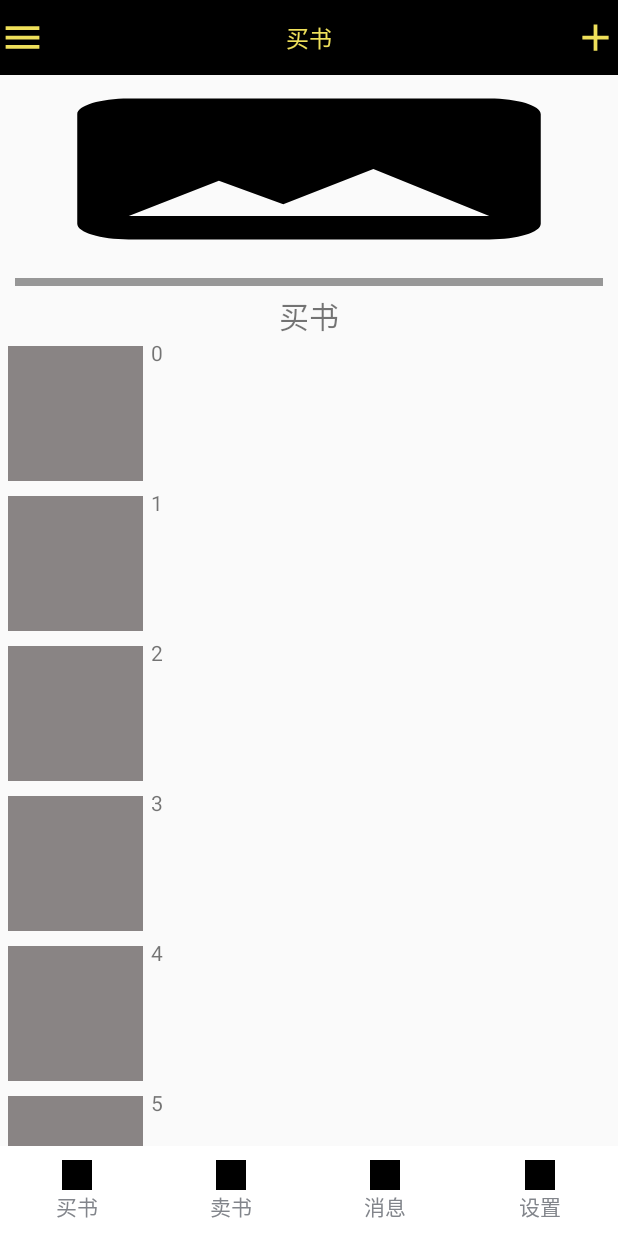
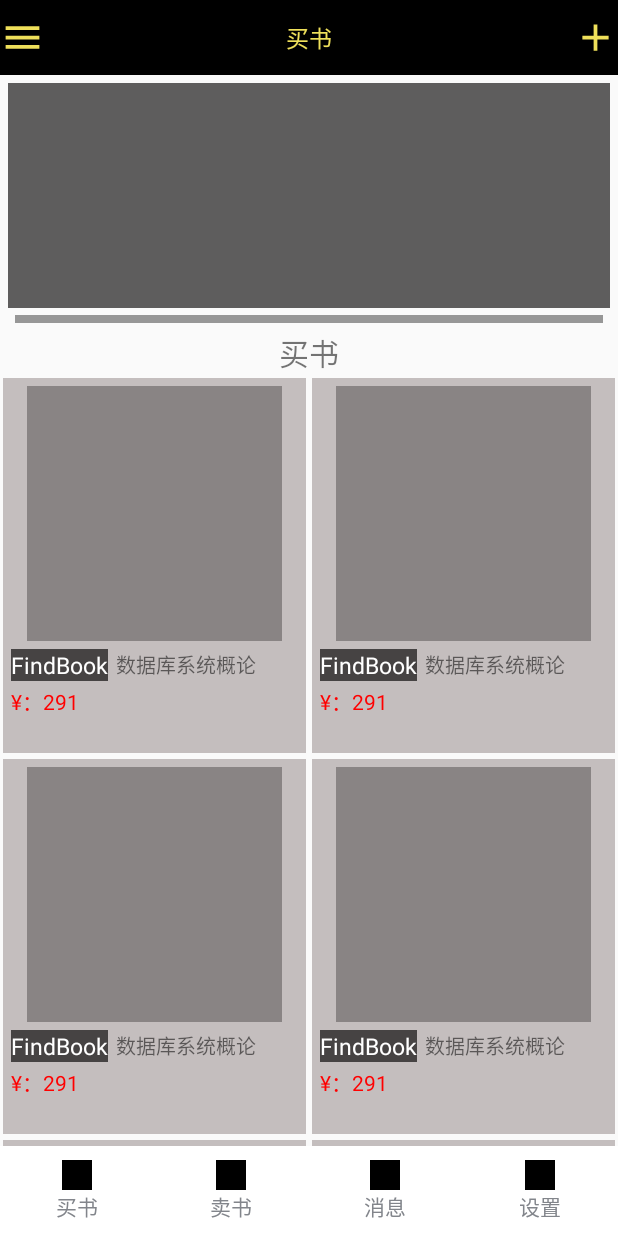
Before and after one commit to xieyipeng/BookRecycle, an Android app: the screen it shows after launch (MainActivity), after a tap on "登录", on a phone screen of 412 x 824 dp. Run offline under Robolectric (Android 15) with nearby library versions, the phone set to English and light mode, and no system bars.

Commit message:
实现网格布局

```diff
--- a/app/src/main/AndroidManifest.xml
+++ b/app/src/main/AndroidManifest.xml
@@ -9,15 +9,15 @@
         android:roundIcon="@mipmap/ic_launcher_round"
         android:supportsRtl="true"
         android:theme="@style/AppTheme">
-        <activity android:name=".sign_in.SignInActivity">
+        <activity android:name=".login.logInActivity">
             <intent-filter>
                 <action android:name="android.intent.action.MAIN" />
 
                 <category android:name="android.intent.category.LAUNCHER" />
             </intent-filter>
         </activity>
-        <activity android:name=".MainActivity"></activity>
-
+        <activity android:name=".MainActivity" />
+        <activity android:name=".signIn.SignInActivity"></activity>
     </application>
 
 </manifest>
--- a/app/src/main/java/com/example/englishplay/bookrecycle/fragment/FragmentMainOne.java
+++ b/app/src/main/java/com/example/englishplay/bookrecycle/fragment/FragmentMainOne.java
@@ -22,6 +22,7 @@ import com.example.englishplay.bookrecycle.bean.Book;
 
 import java.util.ArrayList;
 import java.util.List;
+import java.util.Random;
 
 /**
  * Created by 解奕鹏 on 2018/5/16.
@@ -42,7 +43,7 @@ public class FragmentMainOne extends Fragment implements SwipeRefreshLayout.OnRe
         application=getActivity().getApplication();
         initBook();
         initViews();
-        initClick();//点击事件卸载Adopter里面
+        initClick();//点击事件写在Adopter里面
         initData();
         return view;
     }
@@ -52,7 +53,7 @@ public class FragmentMainOne extends Fragment implements SwipeRefreshLayout.OnRe
         refreshLayout.setOnRefreshListener(this);
         //refreshLayout.setColorSchemeResources(R.color.orange, R.color.green, R.color.purple,R.color.swipefefresh_bg); // 进度动画颜色
         //设置RecyclerView的布局方式
-        LinearLayoutManager layoutManager=new LinearLayoutManager(view.getContext());
+        GridLayoutManager layoutManager=new GridLayoutManager(view.getContext(),2);//网格布局
         layoutManager.setOrientation(RecyclerView.VERTICAL);
 
         BookAdopter bookAdopter = new BookAdopter(bookList);
@@ -71,7 +72,9 @@ public class FragmentMainOne extends Fragment implements SwipeRefreshLayout.OnRe
 
     private void initBook() {
         for (int i = 0; i < 10; i++) {
-            Book book=new Book(i+"","text"+i);
+            Random random=new Random();
+            int a=random.nextInt(899)+100;
+            Book book=new Book("¥："+a,"text"+i);
             bookList.add(book);
         }
     }
--- a/app/src/main/java/com/example/englishplay/bookrecycle/sign_in/SignInActivity.java
+++ b/app/src/main/java/com/example/englishplay/bookrecycle/login/logInActivity.java
@@ -1,4 +1,4 @@
-package com.example.englishplay.bookrecycle.sign_in;
+package com.example.englishplay.bookrecycle.login;
 
 import android.content.Intent;
 import android.support.v7.app.AppCompatActivity;
@@ -8,15 +8,17 @@ import android.widget.Button;
 
 import com.example.englishplay.bookrecycle.MainActivity;
 import com.example.englishplay.bookrecycle.R;
+import com.example.englishplay.bookrecycle.signIn.SignInActivity;
 
-public class SignInActivity extends AppCompatActivity {
+public class logInActivity extends AppCompatActivity {
 
     Button loginButton;
+    Button signButton;
 
     @Override
     protected void onCreate(Bundle savedInstanceState) {
         super.onCreate(savedInstanceState);
-        setContentView(R.layout.activity_sign_in);
+        setContentView(R.layout.activity_logn_in);
         initViews();
         initClick();
     }
@@ -25,13 +27,21 @@ public class SignInActivity extends AppCompatActivity {
         loginButton.setOnClickListener(new View.OnClickListener() {
             @Override
             public void onClick(View v) {
-                Intent toMain = new Intent(SignInActivity.this, MainActivity.class);
-                startActivity(toMain);
+                Intent toLogin = new Intent(logInActivity.this, MainActivity.class);
+                startActivity(toLogin);
+            }
+        });
+        signButton.setOnClickListener(new View.OnClickListener() {
+            @Override
+            public void onClick(View v) {
+                Intent toSign=new Intent(logInActivity.this, SignInActivity.class);
+                startActivity(toSign);
             }
         });
     }
 
     private void initViews() {
         loginButton = findViewById(R.id.login_button);
+        signButton = findViewById(R.id.sign_button);
     }
 }
--- a/app/src/main/res/layout/activity_main.xml
+++ b/app/src/main/res/layout/activity_main.xml
@@ -3,6 +3,7 @@
     android:layout_width="match_parent"
     android:layout_height="match_parent"
     android:orientation="vertical">
+
     <FrameLayout
         android:id="@+id/content"
         android:layout_width="match_parent"
--- a/app/src/main/res/layout/book_item.xml
+++ b/app/src/main/res/layout/book_item.xml
@@ -1,23 +1,55 @@
 <?xml version="1.0" encoding="utf-8"?>
-<LinearLayout
+<RelativeLayout
     android:id="@+id/book_item"
     xmlns:android="http://schemas.android.com/apk/res/android"
     android:layout_width="match_parent"
-    android:layout_height="100dp"
-    android:orientation="horizontal">
+    android:background="#c4bebe"
+    android:layout_height="250dp"
+    android:layout_margin="2dp">
 
     <ImageView
         android:id="@+id/book_item_ImageView"
-        android:layout_width="90dp"
-        android:layout_height="90dp"
+        android:layout_width="170dp"
+        android:layout_height="170dp"
         android:background="#898484"
+        android:layout_centerHorizontal="true"
         android:layout_margin="5dp">
 
     </ImageView>
 
     <TextView
+        android:id="@+id/book_item_FindBook"
+        android:layout_width="wrap_content"
+        android:layout_height="wrap_content"
+        android:layout_alignParentStart="true"
+        android:layout_below="@+id/book_item_ImageView"
+        android:layout_alignParentLeft="true"
+        android:background="#464343"
+        android:layout_marginLeft="5dp"
+        android:text="FindBook"
+        android:textColor="#fff"
+        android:textSize="15sp"/>
+
+    <TextView
+        android:layout_width="wrap_content"
+        android:layout_height="wrap_content"
+        android:layout_alignParentStart="true"
+        android:layout_above="@+id/book_item_TextView"
+        android:layout_below="@+id/book_item_ImageView"
+        android:layout_marginLeft="75dp"
+        android:layout_marginBottom="1dp"
+        android:maxEms="6"
+        android:singleLine="true"
+        android:ellipsize="end"
+        android:layout_marginRight="5dp"
+        android:text="数据库系统概论"
+        android:textSize="13sp" />
+    <TextView
         android:id="@+id/book_item_TextView"
         android:layout_width="match_parent"
-        android:layout_height="match_parent" />
+        android:layout_height="40dp"
+        android:textColor="#ff0000"
+        android:layout_alignParentBottom="true"
+        android:layout_margin="5dp" />
 
-</LinearLayout>
+</RelativeLayout>
--- a/app/src/main/res/layout/fragment_main_one.xml
+++ b/app/src/main/res/layout/fragment_main_one.xml
@@ -47,8 +47,9 @@
 
             <ImageView
                 android:layout_width="match_parent"
-                android:layout_height="125dp"
-                android:background="@drawable/ic_image_black_24dp" />
+                android:layout_height="150dp"
+                android:background="#5e5d5d"
+                android:layout_margin="5dp"/>
 
             <ImageView
                 android:layout_width="match_parent"
@@ -56,7 +57,7 @@
                 android:layout_marginBottom="10dp"
                 android:layout_marginLeft="10dp"
                 android:layout_marginRight="10dp"
-                android:layout_marginTop="135dp"
+                android:layout_marginTop="160dp"
                 android:background="#979797" />
 
             <TextView
@@ -64,7 +65,7 @@
                 android:layout_height="wrap_content"
                 android:layout_centerHorizontal="true"
                 android:layout_gravity="center_horizontal"
-                android:layout_marginTop="135dp"
+                android:layout_marginTop="160dp"
                 android:padding="10dp"
                 android:text="买书"
                 android:textSize="20sp" />
@@ -74,12 +75,19 @@
                 android:id="@+id/one_recycleView"
                 android:layout_width="match_parent"
                 android:layout_height="match_parent"
-                android:layout_marginTop="175dp">
+                android:layout_marginTop="200dp">
 
             </android.support.v7.widget.RecyclerView>
+
         </RelativeLayout>
 
     </android.support.v4.widget.SwipeRefreshLayout>
 
+    <!--<TextView-->
+        <!--android:layout_width="wrap_content"-->
+        <!--android:layout_height="wrap_content"-->
+        <!--android:layout_alignParentBottom="true"-->
+        <!--android:layout_centerHorizontal="true"-->
+        <!--android:text="我也是有底的(￣▽￣)"/>-->
 
 </RelativeLayout>
```
Also changed, not shown: app/src/main/java/com/example/englishplay/bookrecycle/signIn/SignInActivity.java (added, +15 -0 lines), app/src/main/java/com/example/englishplay/bookrecycle/tools/SlidingMenu.java (added, +40 -0 lines), app/src/main/res/layout/activity_logn_in.xml (added, +81 -0 lines), app/src/main/res/layout/activity_sign_in.xml (+9 -74 lines), app/src/main/res/layout/left_menu.xml (added, +53 -0 lines).
